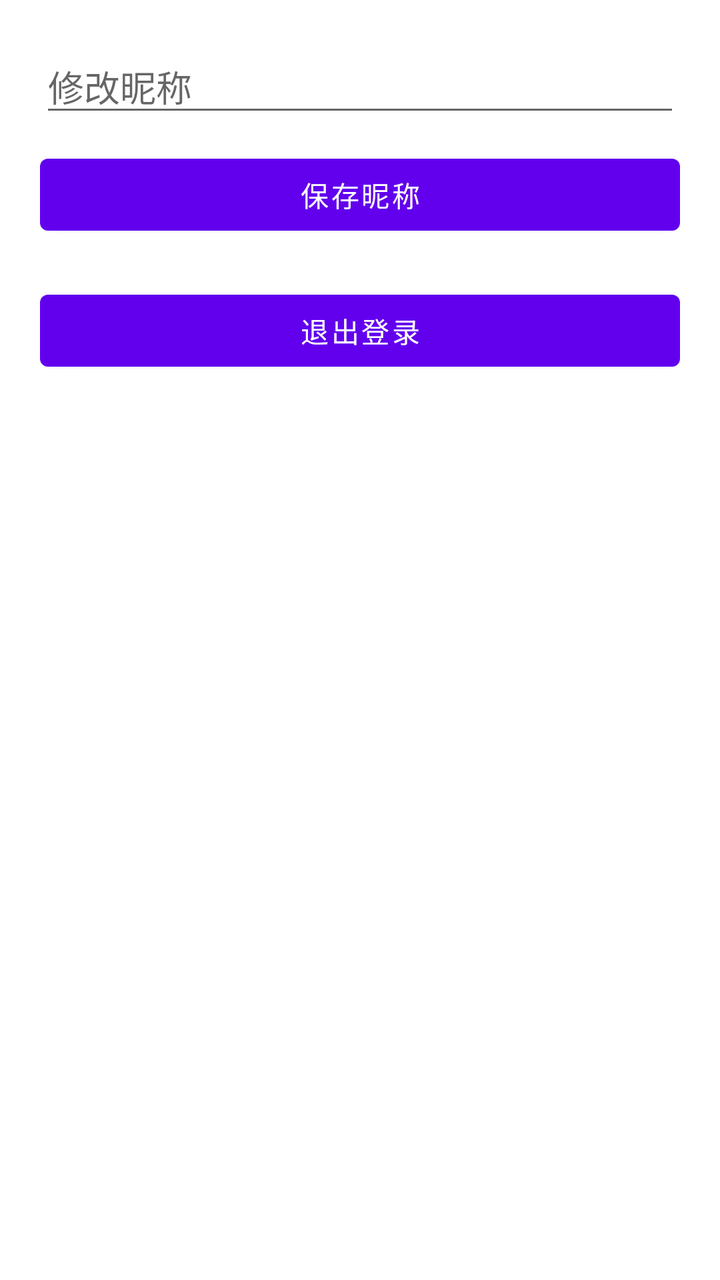
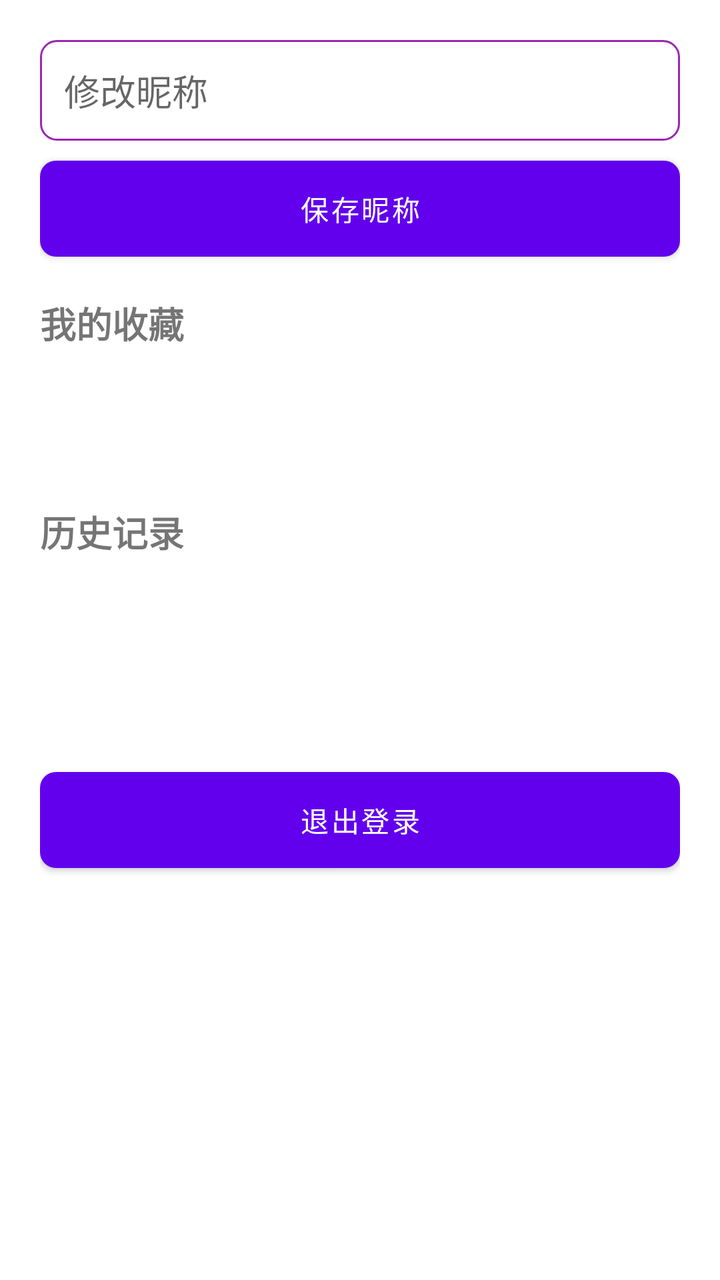

Compare the two renders of this Android layout. The source of the first and the diff that turns it into the second are given below.
<!-- AndroidManifest.xml: application theme Theme.ChooseHelper202 -->
<!-- res/layout/activity_user.xml -->
<?xml version="1.0" encoding="utf-8"?>
<LinearLayout xmlns:android="http://schemas.android.com/apk/res/android"
    android:layout_width="match_parent"
    android:layout_height="match_parent"
    android:orientation="vertical"
    android:padding="20dp">

    <EditText
        android:id="@+id/et_nick"
        android:layout_width="match_parent"
        android:layout_height="wrap_content"
        android:hint="修改昵称"/>

    <Button
        android:id="@+id/btn_save"
        android:layout_width="match_parent"
        android:layout_height="wrap_content"
        android:text="保存昵称"
        android:layout_marginTop="10dp"/>

    <Button
        android:id="@+id/btn_logout"
        android:layout_width="match_parent"
        android:layout_height="wrap_content"
        android:text="退出登录"
        android:layout_marginTop="20dp"/>

</LinearLayout>
<!-- resources referenced by this layout -->
<resources>
  <style name="Theme.ChooseHelper202" parent="Theme.MaterialComponents.DayNight.NoActionBar">
          <item name="colorPrimary">#6200EE</item>
          <item name="colorPrimaryVariant">#3700B3</item>
          <item name="colorOnPrimary">#FFFFFF</item>
          <item name="colorSecondary">#03DAC5</item>
          <item name="colorSecondaryVariant">#018786</item>
          <item name="colorOnSecondary">#000000</item>
          <item name="android:statusBarColor">?attr/colorPrimaryVariant</item>
      </style>
</resources>

<!-- the commit's change to res/layout/activity_user.xml (unified diff, before → after) -->
@@ -9,20 +9,75 @@
         android:id="@+id/et_nick"
         android:layout_width="match_parent"
         android:layout_height="wrap_content"
-        android:hint="修改昵称"/>
+        android:hint="修改昵称"
+        android:background="@drawable/et_bg"
+        android:padding="12dp"/>
 
     <Button
         android:id="@+id/btn_save"
         android:layout_width="match_parent"
         android:layout_height="wrap_content"
         android:text="保存昵称"
+        android:background="@drawable/btn_purple"
         android:layout_marginTop="10dp"/>
+
+    <TextView
+        android:layout_width="wrap_content"
+        android:layout_height="wrap_content"
+        android:text="我的收藏"
+        android:textSize="18sp"
+        android:textStyle="bold"
+        android:layout_marginTop="20dp"/>
+
+    <TextView
+        android:id="@+id/tv_eat_fav"
+        android:layout_width="match_parent"
+        android:layout_height="wrap_content"
+        android:layout_marginTop="10dp"
+        android:textSize="14sp"/>
+
+    <TextView
+        android:id="@+id/tv_date_fav"
+        android:layout_width="match_parent"
+        android:layout_height="wrap_content"
+        android:layout_marginTop="10dp"
+        android:textSize="14sp"/>
+
+    <TextView
+        android:layout_width="wrap_content"
+        android:layout_height="wrap_content"
+        android:text="历史记录"
+        android:textSize="18sp"
+        android:textStyle="bold"
+        android:layout_marginTop="20dp"/>
+
+    <TextView
+        android:id="@+id/tv_eat_history"
+        android:layout_width="match_parent"
+        android:layout_height="wrap_content"
+        android:layout_marginTop="10dp"
+        android:textSize="14sp"/>
+
+    <TextView
+        android:id="@+id/tv_date_history"
+        android:layout_width="match_parent"
+        android:layout_height="wrap_content"
+        android:layout_marginTop="10dp"
+        android:textSize="14sp"/>
+
+    <TextView
+        android:id="@+id/tv_cloth_history"
+        android:layout_width="match_parent"
+        android:layout_height="wrap_content"
+        android:layout_marginTop="10dp"
+        android:textSize="14sp"/>
 
     <Button
         android:id="@+id/btn_logout"
         android:layout_width="match_parent"
         android:layout_height="wrap_content"
         android:text="退出登录"
+        android:background="@drawable/btn_purple"
         android:layout_marginTop="20dp"/>
 
 </LinearLayout>
<!-- resource entries referenced after the edit -->
@@ -1,5 +1,29 @@
 <!-- resources referenced by this layout -->
 <resources>
+  <!-- drawable btn_purple (drawable) -->
+  <?xml version="1.0" encoding="utf-8"?>
+  <selector xmlns:android="http://schemas.android.com/apk/res/android">
+      <item android:state_pressed="true">
+          <shape android:shape="rectangle">
+              <solid android:color="#7b1fa2"/>
+              <corners android:radius="8dp"/>
+          </shape>
+      </item>
+      <item>
+          <shape android:shape="rectangle">
+              <solid android:color="#9c27b0"/>
+              <corners android:radius="8dp"/>
+          </shape>
+      </item>
+  </selector>
+  <!-- drawable et_bg (drawable) -->
+  <?xml version="1.0" encoding="utf-8"?>
+  <shape xmlns:android="http://schemas.android.com/apk/res/android"
+      android:shape="rectangle">
+      <solid android:color="#ffffff"/>
+      <stroke android:width="1dp" android:color="#9c27b0"/>
+      <corners android:radius="8dp"/>
+  </shape>
   <style name="Theme.ChooseHelper202" parent="Theme.MaterialComponents.DayNight.NoActionBar">
           <item name="colorPrimary">#6200EE</item>
           <item name="colorPrimaryVariant">#3700B3</item>
